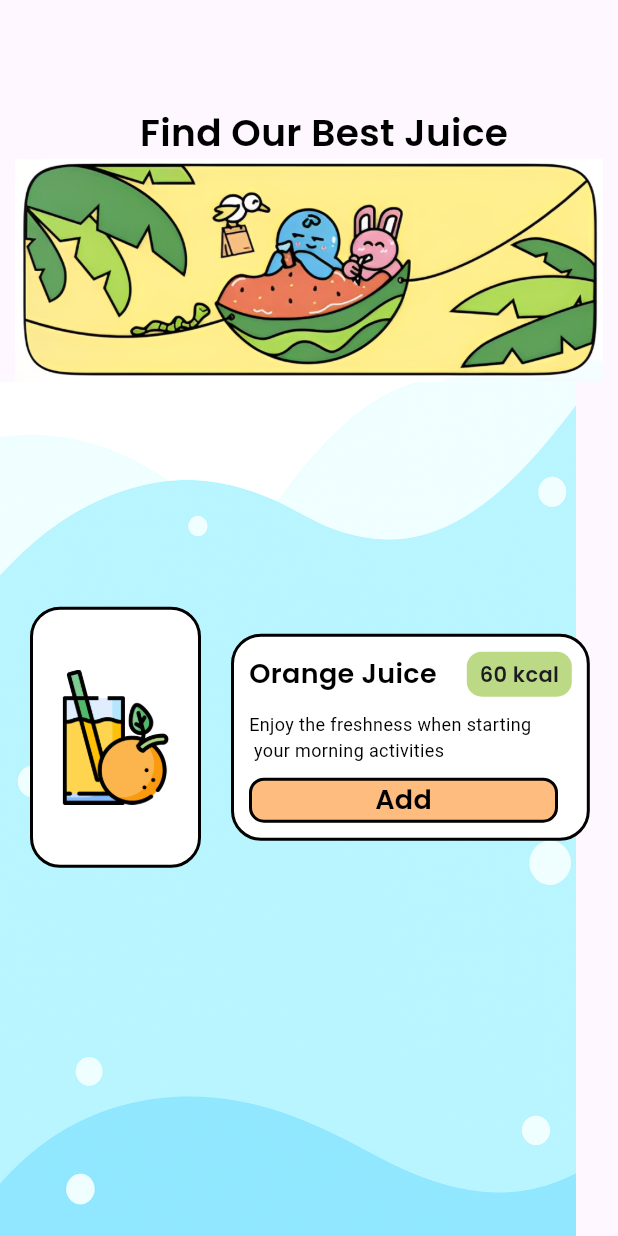
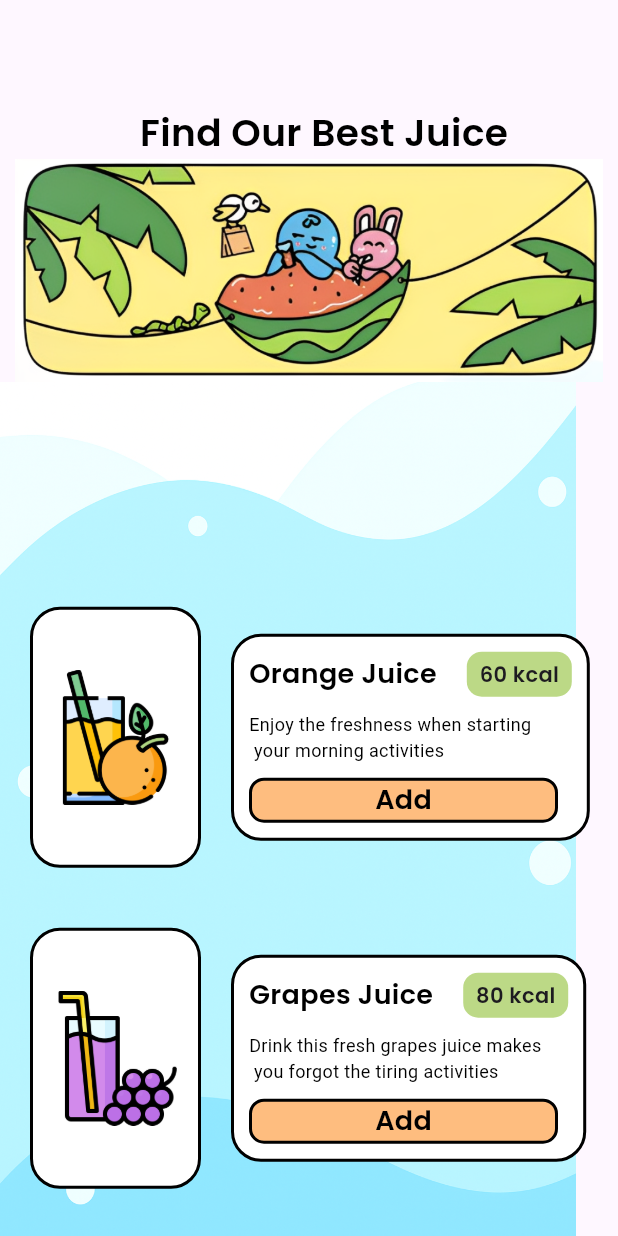
Before and after one commit to jasonchriscodes/juice_dash, a Flutter app: the screen it shows after launch, on a phone screen of 412 x 824 dp. Run offline on Flutter 3.47's test engine with Material 3 defaults, Android fonts, the phone set to English and light mode, and no system bars.

Commit message:
feat: add another juice item

```diff
--- a/lib/pages/home.dart
+++ b/lib/pages/home.dart
@@ -34,7 +34,9 @@
                   ),
                   Padding(
                     padding: const EdgeInsets.only(top: 150.0, left: 20.0),
-                    child: Row(
+                    child: Column(
+                      children: [
+                        Row(
                           children: [
                             Container(
                                 padding: const EdgeInsets.symmetric(
@@ -54,12 +56,14 @@
                                     border: Border.all(width: 2.0),
                                     borderRadius: BorderRadius.circular(20)),
                                 child: Column(
-                                crossAxisAlignment: CrossAxisAlignment.start,
+                                    crossAxisAlignment:
+                                        CrossAxisAlignment.start,
                                     children: [
                                       Row(
                                         children: [
                                           Text("Orange Juice",
-                                          style: AppWidget.headlineTextStyle(
+                                              style:
+                                                  AppWidget.headlineTextStyle(
                                                       18.0)),
                                           SizedBox(width: 20.0),
                                           Container(
@@ -72,7 +76,8 @@
                                             child: const Center(
                                                 child: Text("60 kcal",
                                                     style: TextStyle(
-                                                    fontFamily: "Poppins"))),
+                                                        fontFamily:
+                                                            "Poppins"))),
                                           )
                                         ],
                                       ),
@@ -80,13 +85,15 @@
                                       const Text(
                                         "Enjoy the freshness when starting\n your morning activities",
                                         style: TextStyle(
-                                        color: Colors.black, fontSize: 12.0),
+                                            color: Colors.black,
+                                            fontSize: 12.0),
                                       ),
                                       const SizedBox(height: 10.0),
                                       Center(
                                         child: Container(
-                                        width:
-                                            MediaQuery.of(context).size.width /
+                                            width: MediaQuery.of(context)
+                                                    .size
+                                                    .width /
                                                 2,
                                             decoration: BoxDecoration(
                                                 color: const Color(0xfffebd7f),
@@ -95,11 +102,89 @@
                                                 border: Border.all(width: 2.0)),
                                             child: Center(
                                                 child: Text("Add",
-                                                style:
-                                                    AppWidget.headlineTextStyle(
+                                                    style: AppWidget
+                                                        .headlineTextStyle(
                                                             18.0)))),
                                       ),
                                     ]))
+                          ],
+                        ),
+                        SizedBox(
+                          height: 40.0,
+                        ),
+                        Row(
+                          children: [
+                            Container(
+                                padding: const EdgeInsets.symmetric(
+                                    horizontal: 10.0, vertical: 40.0),
+                                decoration: BoxDecoration(
+                                    color: Colors.white,
+                                    border: Border.all(width: 2.0),
+                                    borderRadius: BorderRadius.circular(20)),
+                                child: Image.asset("images/grape-juice.png",
+                                    height: 90, width: 90, fit: BoxFit.cover)),
+                            const SizedBox(width: 20.0),
+                            Container(
+                                margin: const EdgeInsets.only(right: 20.0),
+                                padding: const EdgeInsets.all(10),
+                                decoration: BoxDecoration(
+                                    color: Colors.white,
+                                    border: Border.all(width: 2.0),
+                                    borderRadius: BorderRadius.circular(20)),
+                                child: Column(
+                                    crossAxisAlignment:
+                                        CrossAxisAlignment.start,
+                                    children: [
+                                      Row(
+                                        children: [
+                                          Text("Grapes Juice",
+                                              style:
+                                                  AppWidget.headlineTextStyle(
+                                                      18.0)),
+                                          SizedBox(width: 20.0),
+                                          Container(
+                                            height: 30,
+                                            width: 70,
+                                            decoration: BoxDecoration(
+                                                color: const Color(0xffbcd986),
+                                                borderRadius:
+                                                    BorderRadius.circular(10)),
+                                            child: const Center(
+                                                child: Text("80 kcal",
+                                                    style: TextStyle(
+                                                        fontFamily:
+                                                            "Poppins"))),
+                                          )
+                                        ],
+                                      ),
+                                      const SizedBox(height: 10.0),
+                                      const Text(
+                                        "Drink this fresh grapes juice makes\n you forgot the tiring activities",
+                                        style: TextStyle(
+                                            color: Colors.black,
+                                            fontSize: 12.0),
+                                      ),
+                                      const SizedBox(height: 10.0),
+                                      Center(
+                                        child: Container(
+                                            width: MediaQuery.of(context)
+                                                    .size
+                                                    .width /
+                                                2,
+                                            decoration: BoxDecoration(
+                                                color: const Color(0xfffebd7f),
+                                                borderRadius:
+                                                    BorderRadius.circular(10),
+                                                border: Border.all(width: 2.0)),
+                                            child: Center(
+                                                child: Text("Add",
+                                                    style: AppWidget
+                                                        .headlineTextStyle(
+                                                            18.0)))),
+                                      ),
+                                    ]))
+                          ],
+                        ),
                       ],
                     ),
                   )
```
Lines whose indentation alone changed are shown as unchanged.
